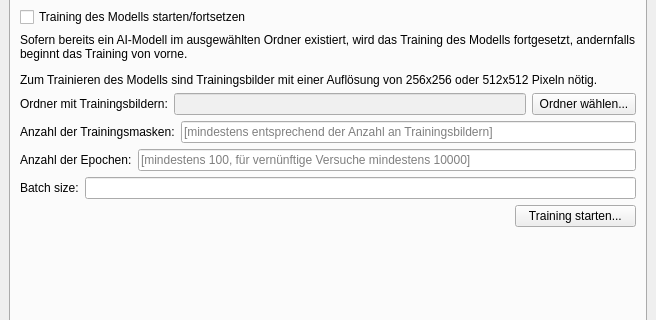
Old version of the form src/main/resources/base/badPixelMainWindow.ui in the repository KKasulke/Bad-Pixel-GUI-public; both pictures show x 0 to 656 and y 173 to 493 of the 656 by 609 pixel window.
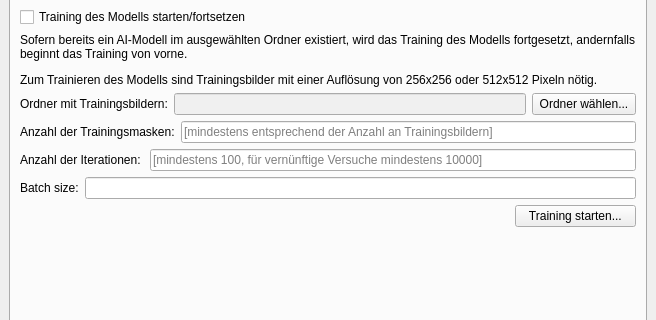
New version of the form.

Commit message: "Epochen" replaced by "Iterations" in GUI

What changed in the file:
```diff
--- a/src/main/resources/base/badPixelMainWindow.ui
+++ b/src/main/resources/base/badPixelMainWindow.ui
@@ -313,7 +313,7 @@
             <item>
              <widget class="QLabel" name="label_num_epoch">
               <property name="text">
-               <string>Anzahl der Epochen:</string>
+               <string>Anzahl der Iterationen: </string>
               </property>
              </widget>
             </item>
```
